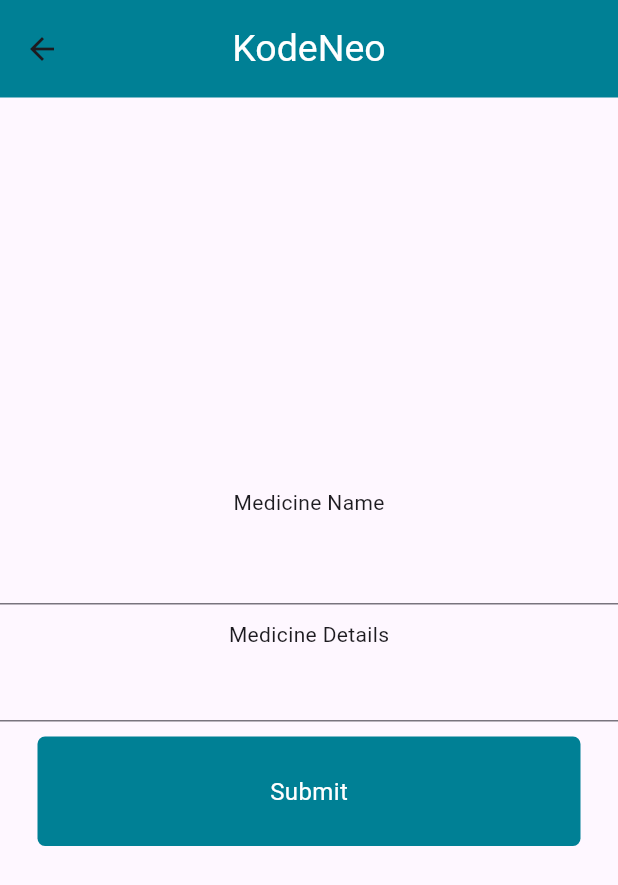
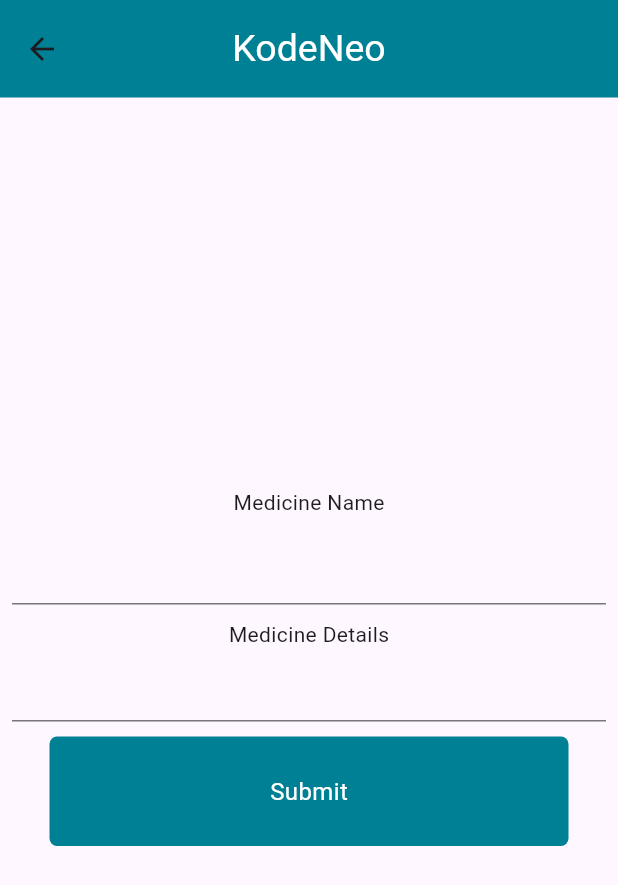
Before and after one commit to kodeinnovate/kode_rx, a Flutter app: the AddNewMedicine screen opened directly, on a phone screen of 412 x 824 dp. Shown: the top 885 px of the screen. Run offline on Flutter 3.47's test engine with Material 3 defaults, Android fonts, the phone set to English and light mode, and no system bars; our stand-ins replace cloud_firestore, firebase_auth, firebase_core, flutter_otp_text_field, get, pdf and 1 more; accounts and stored records are empty.

Commit message:
modified:   lib/Pages/add_medicine_screen.dart modified:   lib/Pages/pdf_genarater.dart modified:   lib/main.dart

```diff
--- a/lib/Pages/add_medicine_screen.dart
+++ b/lib/Pages/add_medicine_screen.dart
@@ -15,7 +15,9 @@ class AddNewMedicine extends StatelessWidget {
   Widget build(BuildContext context) {
     return Scaffold(
       appBar: DeviceHelper.deviceAppBar(),
-      body: Column(mainAxisAlignment: MainAxisAlignment.center, children: [
+      body: Padding(
+        padding: const EdgeInsets.all(8.0),
+        child: Column(mainAxisAlignment: MainAxisAlignment.center, children: [
           const Text('Medicine Name'),
           const SizedBox(
             height: 10,
@@ -35,6 +37,7 @@ class AddNewMedicine extends StatelessWidget {
           ),
           CustomButtom(buttonText: 'Submit', onTap: medicineDataStore)
         ]),
+      ),
     );
   }
 
--- a/lib/Pages/pdf_genarater.dart
+++ b/lib/Pages/pdf_genarater.dart
@@ -72,6 +72,9 @@ class _PDFGeneratorState extends State<PDFGenerator> {
     doc.addPage(
       pw.MultiPage(
         build: (context) => [
+          pw.SizedBox(
+            height: 90.0,
+          ),
           buildTitle(context),
           pw.SizedBox(
             height: 20.0,
@@ -141,7 +144,7 @@ pw.Widget buildTitle(pw.Context context) => pw.Column(
       crossAxisAlignment: pw.CrossAxisAlignment.start,
       children: [
         pw.Text(
-          'Invoice',
+          'Rx',
           style: pw.TextStyle(fontSize: 24, fontWeight: pw.FontWeight.bold),
         )
       ],
```
Also changed, not shown: lib/main.dart (+10 -10 lines). Lines whose indentation alone changed are shown as unchanged.
